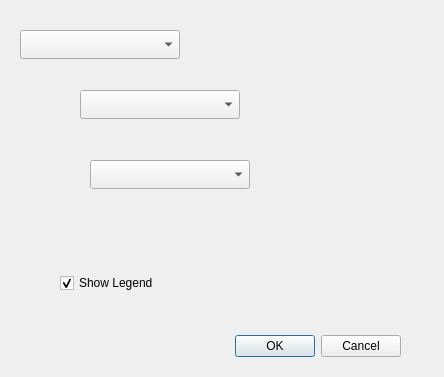
Old version of the form ui/Pie.ui in the repository lucacasagrande/DataPlot.
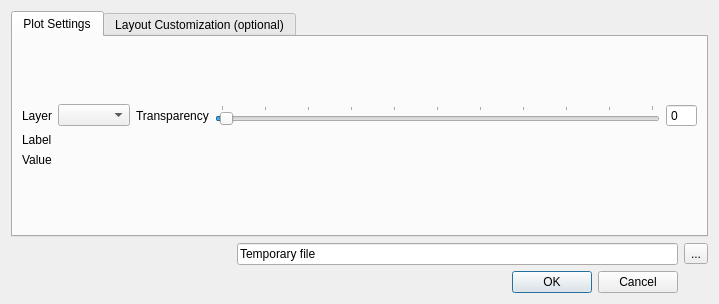
New version of the form. Custom widgets are drawn as their Qt base class.

Commit message: Pie plot UI and code updated

Patch:
```diff
--- a/ui/Pie.ui
+++ b/ui/Pie.ui
@@ -6,81 +6,243 @@
    <rect>
     <x>0</x>
     <y>0</y>
-    <width>444</width>
-    <height>377</height>
+    <width>719</width>
+    <height>304</height>
    </rect>
   </property>
   <property name="windowTitle">
    <string>Dialog</string>
   </property>
-  <widget class="QDialogButtonBox" name="buttonBox">
-   <property name="geometry">
-    <rect>
-     <x>60</x>
-     <y>330</y>
-     <width>341</width>
-     <height>32</height>
-    </rect>
-   </property>
-   <property name="orientation">
-    <enum>Qt::Horizontal</enum>
-   </property>
-   <property name="standardButtons">
-    <set>QDialogButtonBox::Cancel|QDialogButtonBox::Ok</set>
-   </property>
-  </widget>
-  <widget class="QgsMapLayerComboBox" name="LayerCombo">
-   <property name="geometry">
-    <rect>
-     <x>20</x>
-     <y>30</y>
-     <width>160</width>
-     <height>29</height>
-    </rect>
-   </property>
-  </widget>
-  <widget class="QCheckBox" name="legendCheck">
-   <property name="geometry">
-    <rect>
-     <x>60</x>
-     <y>270</y>
-     <width>121</width>
-     <height>26</height>
-    </rect>
-   </property>
-   <property name="text">
-    <string>Show Legend</string>
-   </property>
-   <property name="checked">
-    <bool>true</bool>
-   </property>
-  </widget>
-  <widget class="QgsFieldComboBox" name="Field2">
-   <property name="geometry">
-    <rect>
-     <x>90</x>
-     <y>160</y>
-     <width>160</width>
-     <height>29</height>
-    </rect>
-   </property>
-  </widget>
-  <widget class="QgsFieldComboBox" name="Field1">
-   <property name="geometry">
-    <rect>
-     <x>80</x>
-     <y>90</y>
-     <width>160</width>
-     <height>29</height>
-    </rect>
-   </property>
-  </widget>
+  <layout class="QGridLayout" name="gridLayout_3">
+   <item row="1" column="3">
+    <widget class="QToolButton" name="browseButton">
+     <property name="text">
+      <string>...</string>
+     </property>
+    </widget>
+   </item>
+   <item row="2" column="1" colspan="2">
+    <widget class="QDialogButtonBox" name="buttonBox">
+     <property name="orientation">
+      <enum>Qt::Horizontal</enum>
+     </property>
+     <property name="standardButtons">
+      <set>QDialogButtonBox::Cancel|QDialogButtonBox::Ok</set>
+     </property>
+    </widget>
+   </item>
+   <item row="0" column="0" colspan="4">
+    <widget class="QTabWidget" name="tabWidget">
+     <property name="enabled">
+      <bool>true</bool>
+     </property>
+     <property name="currentIndex">
+      <number>0</number>
+     </property>
+     <widget class="QWidget" name="tab">
+      <attribute name="title">
+       <string>Plot Settings</string>
+      </attribute>
+      <layout class="QGridLayout" name="gridLayout_2">
+       <item row="0" column="0">
+        <layout class="QGridLayout" name="gridLayout">
+         <item row="0" column="2">
+          <widget class="QLabel" name="label_6">
+           <property name="text">
+            <string>Transparency</string>
+           </property>
+          </widget>
+         </item>
+         <item row="1" column="1">
+          <widget class="QgsFieldExpressionWidget" name="expField1">
+           <property name="sizePolicy">
+            <sizepolicy hsizetype="Preferred" vsizetype="Fixed">
+             <horstretch>0</horstretch>
+             <verstretch>0</verstretch>
+            </sizepolicy>
+           </property>
+          </widget>
+         </item>
+         <item row="1" column="0">
+          <widget class="QLabel" name="label_2">
+           <property name="text">
+            <string>Label</string>
+           </property>
+          </widget>
+         </item>
+         <item row="0" column="1">
+          <widget class="QgsMapLayerComboBox" name="LayerCombo"/>
+         </item>
+         <item row="2" column="0">
+          <widget class="QLabel" name="label_3">
+           <property name="text">
+            <string>Value</string>
+           </property>
+          </widget>
+         </item>
+         <item row="2" column="1">
+          <widget class="QgsFieldExpressionWidget" name="expField2">
+           <property name="sizePolicy">
+            <sizepolicy hsizetype="Preferred" vsizetype="Fixed">
+             <horstretch>0</horstretch>
+             <verstretch>0</verstretch>
+            </sizepolicy>
+           </property>
+          </widget>
+         </item>
+         <item row="0" column="4">
+          <widget class="QSlider" name="alpha">
+           <property name="cursor">
+            <cursorShape>ArrowCursor</cursorShape>
+           </property>
+           <property name="layoutDirection">
+            <enum>Qt::LeftToRight</enum>
+           </property>
+           <property name="minimum">
+            <number>0</number>
+           </property>
+           <property name="maximum">
+            <number>100</number>
+           </property>
+           <property name="singleStep">
+            <number>1</number>
+           </property>
+           <property name="value">
+            <number>1</number>
+           </property>
+           <property name="orientation">
+            <enum>Qt::Horizontal</enum>
+           </property>
+           <property name="invertedAppearance">
+            <bool>false</bool>
+           </property>
+           <property name="invertedControls">
+            <bool>false</bool>
+           </property>
+           <property name="tickPosition">
+            <enum>QSlider::TicksAbove</enum>
+           </property>
+           <property name="tickInterval">
+            <number>10</number>
+           </property>
+          </widget>
+         </item>
+         <item row="0" column="0">
+          <widget class="QLabel" name="label">
+           <property name="text">
+            <string>Layer</string>
+           </property>
+          </widget>
+         </item>
+         <item row="0" column="5">
+          <widget class="QSpinBox" name="alphaBox">
+           <property name="buttonSymbols">
+            <enum>QAbstractSpinBox::NoButtons</enum>
+           </property>
+           <property name="maximum">
+            <number>100</number>
+           </property>
+          </widget>
+         </item>
+        </layout>
+       </item>
+      </layout>
+     </widget>
+     <widget class="QWidget" name="tab_2">
+      <attribute name="title">
+       <string>Layout Customization (optional)</string>
+      </attribute>
+      <layout class="QGridLayout" name="gridLayout_5">
+       <item row="0" column="1">
+        <spacer name="horizontalSpacer">
+         <property name="orientation">
+          <enum>Qt::Horizontal</enum>
+         </property>
+         <property name="sizeHint" stdset="0">
+          <size>
+           <width>40</width>
+           <height>20</height>
+          </size>
+         </property>
+        </spacer>
+       </item>
+       <item row="0" column="0">
+        <layout class="QGridLayout" name="gridLayout_4">
+         <item row="0" column="0">
+          <widget class="QCheckBox" name="legendCheck">
+           <property name="enabled">
+            <bool>true</bool>
+           </property>
+           <property name="text">
+            <string>Show Legend</string>
+           </property>
+           <property name="checked">
+            <bool>false</bool>
+           </property>
+          </widget>
+         </item>
+         <item row="1" column="0">
+          <widget class="QCheckBox" name="titleCheck">
+           <property name="text">
+            <string>Plot Title</string>
+           </property>
+           <property name="checkable">
+            <bool>true</bool>
+           </property>
+           <property name="checked">
+            <bool>false</bool>
+           </property>
+          </widget>
+         </item>
+         <item row="1" column="1">
+          <widget class="QLineEdit" name="pltTitle">
+           <property name="enabled">
+            <bool>false</bool>
+           </property>
+           <property name="placeholderText">
+            <string>Title</string>
+           </property>
+          </widget>
+         </item>
+        </layout>
+       </item>
+       <item row="1" column="0" colspan="2">
+        <spacer name="verticalSpacer">
+         <property name="orientation">
+          <enum>Qt::Vertical</enum>
+         </property>
+         <property name="sizeHint" stdset="0">
+          <size>
+           <width>20</width>
+           <height>40</height>
+          </size>
+         </property>
+        </spacer>
+       </item>
+      </layout>
+     </widget>
+    </widget>
+   </item>
+   <item row="1" column="1" colspan="2">
+    <widget class="QLineEdit" name="filePath">
+     <property name="text">
+      <string>Temporary file</string>
+     </property>
+     <property name="readOnly">
+      <bool>true</bool>
+     </property>
+     <property name="placeholderText">
+      <string/>
+     </property>
+    </widget>
+   </item>
+  </layout>
  </widget>
  <customwidgets>
   <customwidget>
-   <class>QgsFieldComboBox</class>
-   <extends>QComboBox</extends>
-   <header>qgsfieldcombobox.h</header>
+   <class>QgsFieldExpressionWidget</class>
+   <extends>QWidget</extends>
+   <header>qgsfieldexpressionwidget.h</header>
   </customwidget>
   <customwidget>
    <class>QgsMapLayerComboBox</class>
```
Left out of the diff: 56 changed lines with no effect on the pictures. The commit also changes 1 other file.
